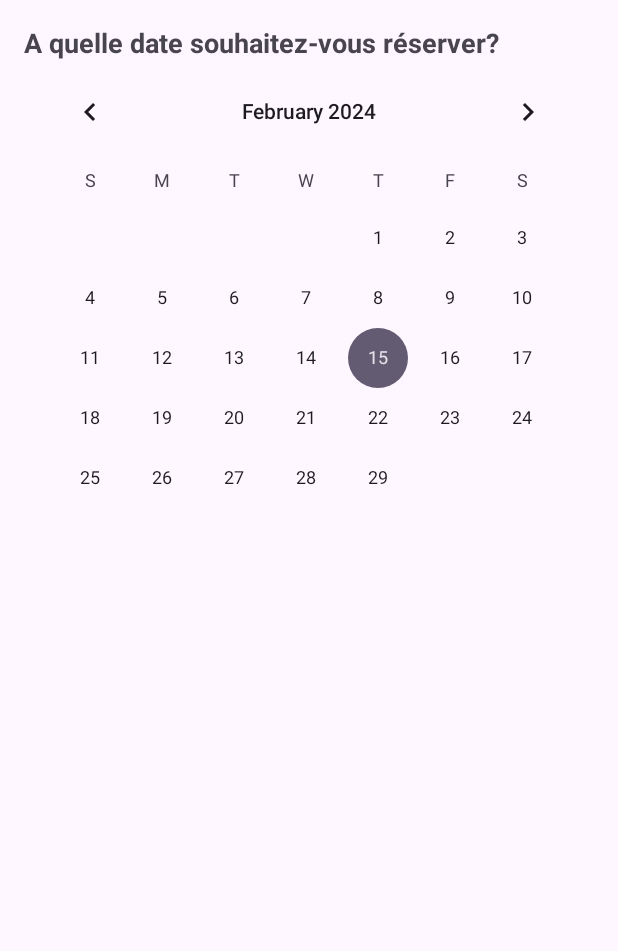
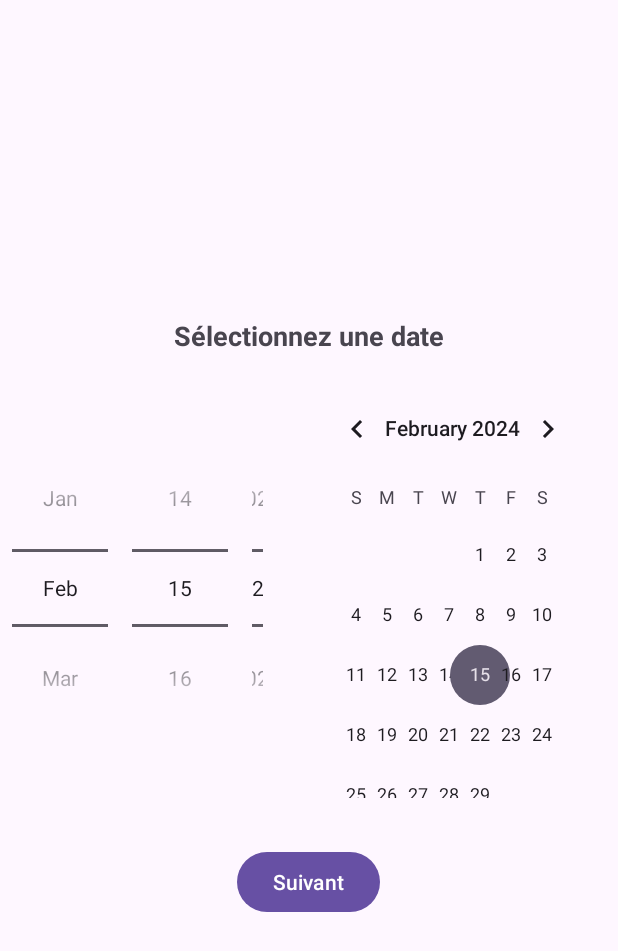
Before and after one commit to noura1133/projet-reservation-BELGAID-BENALI, an Android app: the fragment DateFragment shown on its own in the app's theme, on a phone screen of 412 x 824 dp. Shown: the top 951 px of the screen. Run offline under Robolectric (Android 15) with nearby library versions, the phone set to English and light mode, and no system bars; 2 statements that could not run were skipped.

```diff
--- a/app/src/main/java/reservation/ut3/projetreservation/DateFragment.java
+++ b/app/src/main/java/reservation/ut3/projetreservation/DateFragment.java
@@ -29,8 +29,8 @@ public class DateFragment extends Fragment {
         View rootView = inflater.inflate(R.layout.fragment_date, container, false);
 
         // Initialise les vues
-        textViewDate = rootView.findViewById(R.id.textViewDate);
-        calendarView = rootView.findViewById(R.id.calendarView);
+        textViewDate = rootView.findViewById(R.id.textViewSelectDate);
+        calendarView = rootView.findViewById(R.id.datePicker);
 
         // Configure l'écouteur de sélection de date
         calendarView.setOnDateChangeListener(new CalendarView.OnDateChangeListener() {
--- a/app/src/main/java/reservation/ut3/projetreservation/ReservationActivity.java
+++ b/app/src/main/java/reservation/ut3/projetreservation/ReservationActivity.java
@@ -16,7 +16,7 @@ public class ReservationActivity extends AppCompatActivity {
         // Associe le TabLayout et le ViewPager
         TabLayout tabLayout = findViewById(R.id.tabLayout);
         ViewPager viewPager = findViewById(R.id.viewPager);
-        viewPager.setAdapter(new ReservationPagerAdapter(getSupportFragmentManager()));
+        //viewPager.setAdapter(new ReservationPagerAdapter(getSupportFragmentManager()));
         tabLayout.setupWithViewPager(viewPager);
     }
 }
--- a/app/src/main/res/layout/fragment_date.xml
+++ b/app/src/main/res/layout/fragment_date.xml
@@ -1,21 +1,29 @@
-<?xml version="1.0" encoding="utf-8"?>
 <LinearLayout xmlns:android="http://schemas.android.com/apk/res/android"
     android:layout_width="match_parent"
     android:layout_height="match_parent"
     android:orientation="vertical"
-    android:padding="16dp">
+    android:gravity="center">
 
     <TextView
-        android:id="@+id/textViewDate"
+        android:id="@+id/textViewSelectDate"
         android:layout_width="wrap_content"
         android:layout_height="wrap_content"
-        android:text="A quelle date souhaitez-vous réserver?"
+        android:text="Sélectionnez une date"
         android:textSize="18sp"
-        android:textStyle="bold" />
+        android:textStyle="bold"
+        android:layout_marginBottom="16dp"/>
 
-    <CalendarView
-        android:id="@+id/calendarView"
-        android:layout_width="match_parent"
-        android:layout_height="wrap_content" />
+    <DatePicker
+        android:id="@+id/datePicker"
+        android:layout_width="wrap_content"
+        android:layout_height="wrap_content"
+        android:calendarViewShown="true"
+        android:datePickerMode="spinner"
+        android:layout_marginBottom="32dp"/>
 
+    <Button
+        android:id="@+id/buttonNext"
+        android:layout_width="wrap_content"
+        android:layout_height="wrap_content"
+        android:text="Suivant"/>
 </LinearLayout>
```
